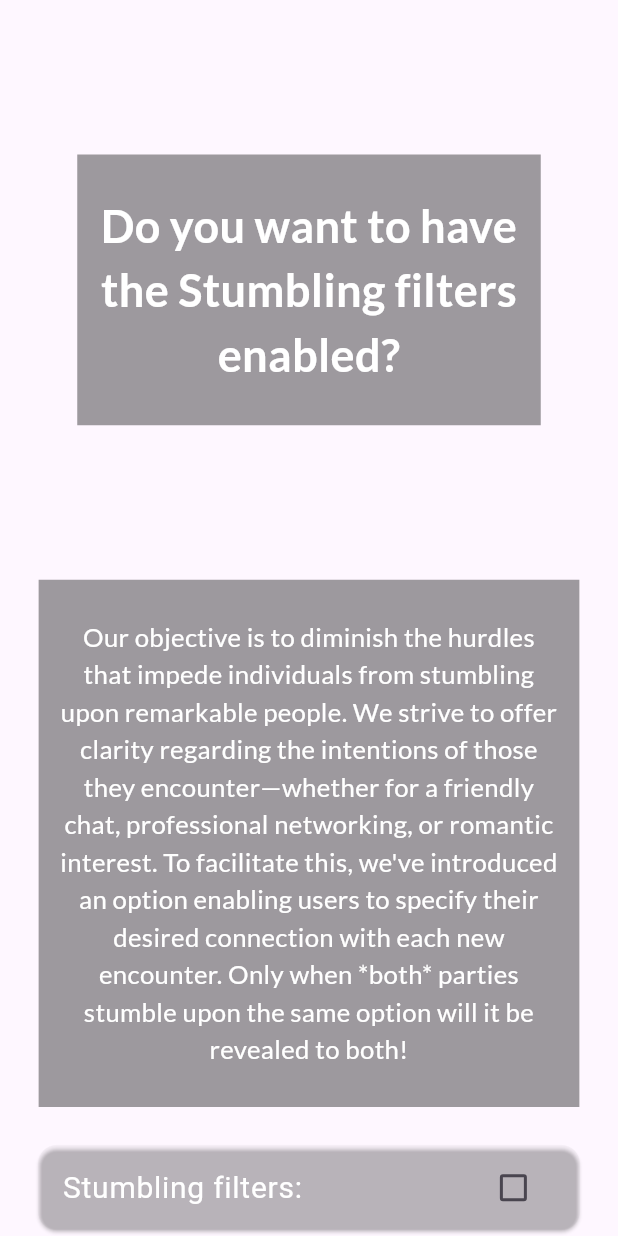
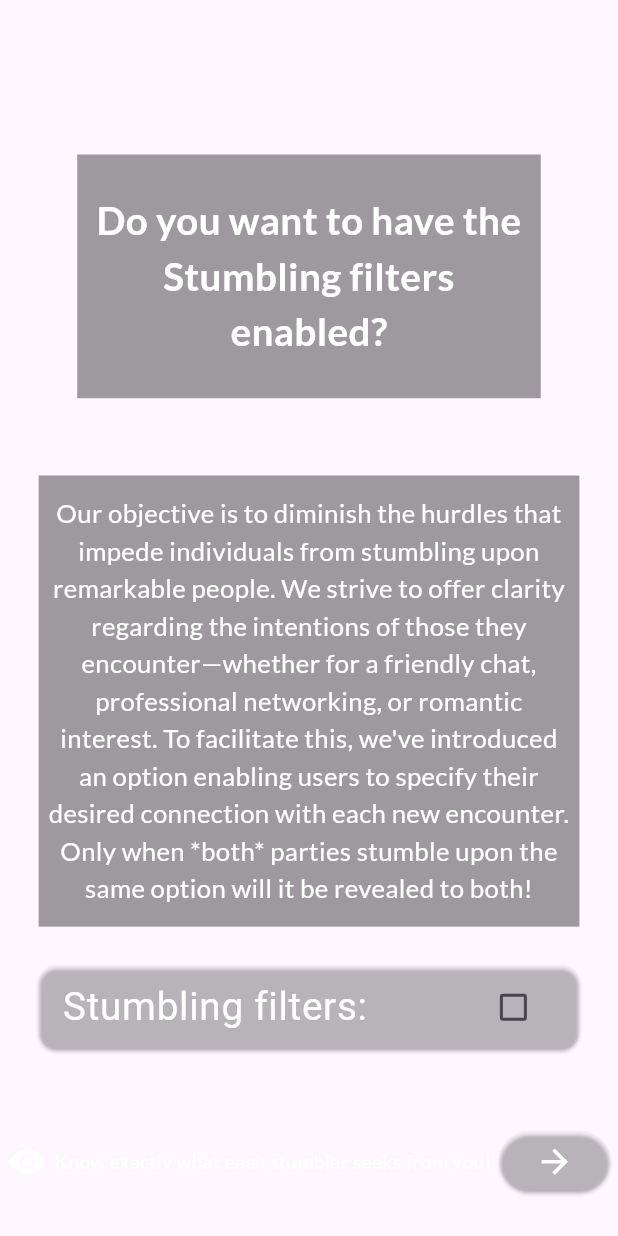
Before and after one commit to sarthakagrawal927/stumble-app, a Flutter app: the NicheSelectionColumn widget shown alone on an empty page, opened directly with empty values, on a phone screen of 412 x 824 dp. Run offline on Flutter 3.47's test engine with Material 3 defaults, Android fonts, the phone set to English and light mode, and no system bars; drawn by our look-alikes of showcaseview; our stand-ins replace cached_network_image, dio, firebase_core, firebase_crashlytics, firebase_messaging, flutter_otp_text_field and 9 more; missing offline and left inert: age_calculator, chucker_flutter, floating_bubbles; accounts and stored records are empty.

Commit message:
Corrected margins for all devices, and name screen text.

```diff
--- a/lib/widgets/newUser/screen_go_to_next_page_row.dart
+++ b/lib/widgets/newUser/screen_go_to_next_page_row.dart
@@ -22,7 +22,7 @@ class ScreenGoToNextPageRow extends StatelessWidget {
               padding: EdgeInsets.only(
                 left: marginWidth128(context),
                 top: marginHeight128(context),
-                bottom: marginHeight128(context),
+                bottom: marginHeight32(context),
               ),
               child: Icon(
                 Icons.remove_red_eye,
@@ -34,11 +34,11 @@ class ScreenGoToNextPageRow extends StatelessWidget {
               padding: EdgeInsets.only(
                 left: marginWidth128(context),
                 top: marginHeight128(context),
-                bottom: marginHeight128(context),
+                bottom: marginHeight32(context),
                 ),
               child: Text(
                 textToDisplay,
-                style:  TextStyle(fontSize: MediaQuery.of(context).size.width / 32,
+                style:  TextStyle(fontSize: marginWidth32(context),
                 color: whiteColor,
                 ),
               ),
@@ -48,7 +48,7 @@ class ScreenGoToNextPageRow extends StatelessWidget {
                 left: marginWidth128(context),
                 right: marginWidth128(context),
                 top: marginHeight128(context),
-                bottom: marginHeight128(context),
+                bottom: marginHeight32(context),
                 ),
               child: ElevatedButton(
                 style: ElevatedButton.styleFrom(
--- a/lib/widgets/newUser/screen_heading_widget.dart
+++ b/lib/widgets/newUser/screen_heading_widget.dart
@@ -9,10 +9,13 @@ class ScreenHeadingWidget extends StatelessWidget {
   Widget build(BuildContext context) {
     bool keyboardHidden = MediaQuery.of(context).viewInsets.bottom == 0;
     return Container(
-      margin: EdgeInsets.symmetric(
-        vertical:
+      margin: EdgeInsets.only(
+        top:
             MediaQuery.of(context).size.height / ((keyboardHidden ? 1 : 2) * 8),
-        horizontal: marginWidth8(context),
+          bottom:
+            MediaQuery.of(context).size.height / ((keyboardHidden ? 1 : 2) * 16),
+        left: marginWidth8(context),
+        right: marginWidth8(context),
       ),
       padding: EdgeInsets.symmetric(
         vertical: marginHeight32(context),
@@ -21,8 +24,8 @@ class ScreenHeadingWidget extends StatelessWidget {
       color: Colors.black38,
       child: Text(
         textAlign: TextAlign.center,
-        style: const TextStyle(
-          fontSize: 30,
+        style: TextStyle(
+          fontSize: marginHeight32(context),
           fontWeight: FontWeight.w600,
           color: Colors.white,
         ),
--- a/lib/widgets/new_account_screen_widgets/location_disclosure.dart
+++ b/lib/widgets/new_account_screen_widgets/location_disclosure.dart
@@ -38,8 +38,8 @@ class _LocationDisclosureState extends State<LocationDisclosure> {
             ),
             child: Padding(
               padding: EdgeInsets.symmetric(
-                horizontal: marginWidth128(context),
-                vertical: marginHeight128(context),
+                horizontal: marginWidth64(context),
+                vertical: marginHeight64(context),
               ),
               child: Text("Stumble collects location data to show your profile to other potential stumblers in your immediate vicinity, even when the app is closed or not in use.",
               style: TextStyle(
--- a/lib/widgets/new_account_screen_widgets/niche_selection_column_widget.dart
+++ b/lib/widgets/new_account_screen_widgets/niche_selection_column_widget.dart
@@ -31,8 +31,8 @@ class _NicheSelectionColumnState extends State<NicheSelectionColumn> {
           ),
         child: Padding(
             padding: EdgeInsets.symmetric(
-            vertical: marginHeight32(context),
-            horizontal: marginWidth32(context),
+            vertical: marginHeight64(context),
+            horizontal: marginWidth64(context),
           ),
           child: Text(
               textAlign: TextAlign.center,
@@ -55,11 +55,11 @@ class _NicheSelectionColumnState extends State<NicheSelectionColumn> {
             child: Theme(
               data: ThemeData(unselectedWidgetColor: Colors.white),
               child: CheckboxListTile(
-                title: const Text(
+                title: Text(
                   'Stumbling filters: ',
                   style: TextStyle(
                     color: Colors.white,
-                    fontSize: 20,
+                    fontSize: marginWidth16(context),
                   ),
                 ),
                 value: isUserPlatonic,
```
